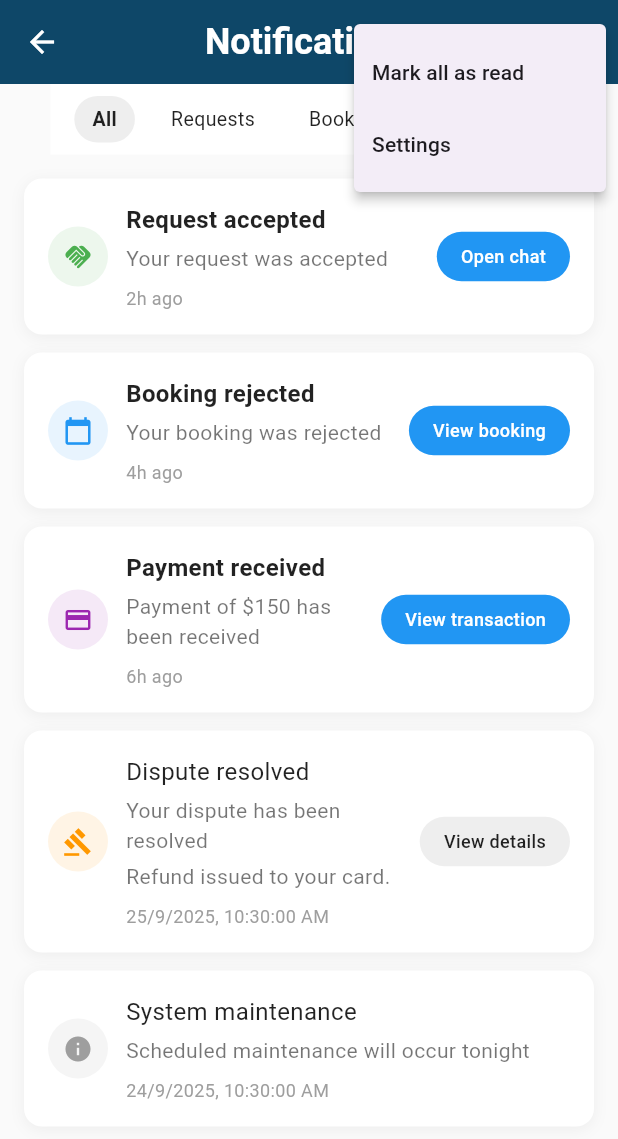
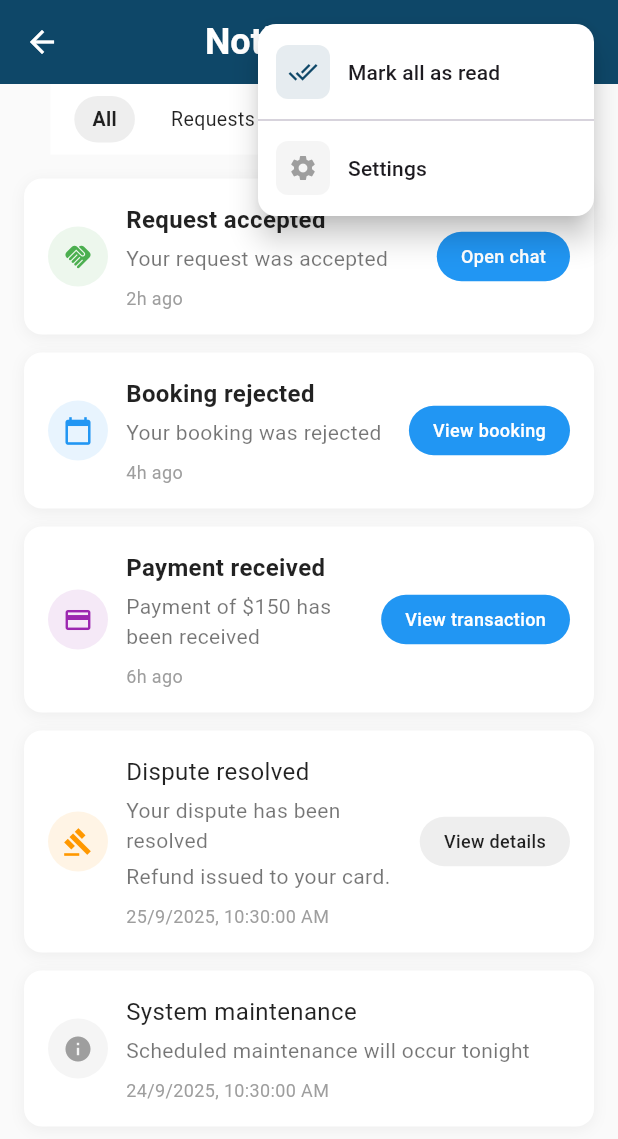
Before and after one commit to bill7maxmaye/FINDR-, a Flutter app: the NotificationsPage screen opened by its route, after a tap on the "more vert" icon, on a phone screen of 412 x 824 dp. Shown: the top 1139 px of the screen. Run offline on Flutter 3.47's test engine with Material 3 defaults, Android fonts, the phone set to English and light mode, and no system bars; our stand-ins replace cookie_jar, dio, dio_cookie_manager, equatable, flutter_bloc, geolocator and 4 more; accounts and stored records are empty.

Commit message:
added some design fixes to home and notification pages

```diff
--- a/lib/features/home/presentation/pages/home_page.dart
+++ b/lib/features/home/presentation/pages/home_page.dart
@@ -2,6 +2,7 @@ import 'dart:convert';
 import 'package:flutter/material.dart';
 import 'package:flutter/services.dart';
 import 'package:go_router/go_router.dart';
+import '../../../../core/theme.dart';
 
 class HomeScreen extends StatefulWidget {
   const HomeScreen({Key? key}) : super(key: key);
@@ -363,8 +364,9 @@ class _HomeScreenState extends State<HomeScreen> {
       ),
       bottomNavigationBar: BottomNavigationBar(
         currentIndex: 0,
-        selectedItemColor: Colors.green,
-        unselectedItemColor: Colors.grey,
+        backgroundColor: AppTheme.primaryColor,
+        selectedItemColor: Colors.white,
+        unselectedItemColor: Colors.white70,
         items: const [
           BottomNavigationBarItem(icon: Icon(Icons.home), label: 'Home'),
           BottomNavigationBarItem(icon: Icon(Icons.assignment), label: 'Tasks'),
--- a/lib/features/notification/presentation/pages/notifications_page.dart
+++ b/lib/features/notification/presentation/pages/notifications_page.dart
@@ -51,7 +51,9 @@ class _NotificationsPageState extends State<NotificationsPage> {
           ),
         ),
         actions: [
-          PopupMenuButton<String>(
+          Padding(
+            padding: const EdgeInsets.only(right: 16.0),
+            child: PopupMenuButton<String>(
               onSelected: (value) {
                 if (value == 'mark_all') {
                   context.read<NotificationBloc>().add(MarkAllAsRead());
@@ -59,19 +61,72 @@ class _NotificationsPageState extends State<NotificationsPage> {
                   // Navigate to settings
                 }
               },
+              shape: RoundedRectangleBorder(
+                borderRadius: BorderRadius.circular(12),
+              ),
+              elevation: 8,
+              color: Colors.white,
               itemBuilder: (context) => [
-              const PopupMenuItem(
+                PopupMenuItem<String>(
                   value: 'mark_all',
-                child: Text('Mark all as read'),
+                  child: Row(
+                    children: [
+                      Container(
+                        padding: const EdgeInsets.all(8),
+                        decoration: BoxDecoration(
+                          color: AppTheme.primaryColor.withOpacity(0.1),
+                          borderRadius: BorderRadius.circular(8),
                         ),
-              const PopupMenuItem(
+                        child: Icon(
+                          Icons.done_all,
+                          color: AppTheme.primaryColor,
+                          size: 20,
+                        ),
+                      ),
+                      const SizedBox(width: 12),
+                      const Text(
+                        'Mark all as read',
+                        style: TextStyle(
+                          fontWeight: FontWeight.w500,
+                          fontSize: 14,
+                        ),
+                      ),
+                    ],
+                  ),
+                ),
+                const PopupMenuDivider(),
+                PopupMenuItem<String>(
                   value: 'settings',
-                child: Text('Settings'),
+                  child: Row(
+                    children: [
+                      Container(
+                        padding: const EdgeInsets.all(8),
+                        decoration: BoxDecoration(
+                          color: Colors.grey.withOpacity(0.1),
+                          borderRadius: BorderRadius.circular(8),
+                        ),
+                        child: const Icon(
+                          Icons.settings,
+                          color: Colors.grey,
+                          size: 20,
+                        ),
+                      ),
+                      const SizedBox(width: 12),
+                      const Text(
+                        'Settings',
+                        style: TextStyle(
+                          fontWeight: FontWeight.w500,
+                          fontSize: 14,
+                        ),
+                      ),
+                    ],
+                  ),
                 ),
               ],
               child: const Icon(
                 Icons.more_vert,
                 color: Colors.white,
+              ),
             ),
           ),
         ],
```
Lines whose indentation alone changed are shown as unchanged.
